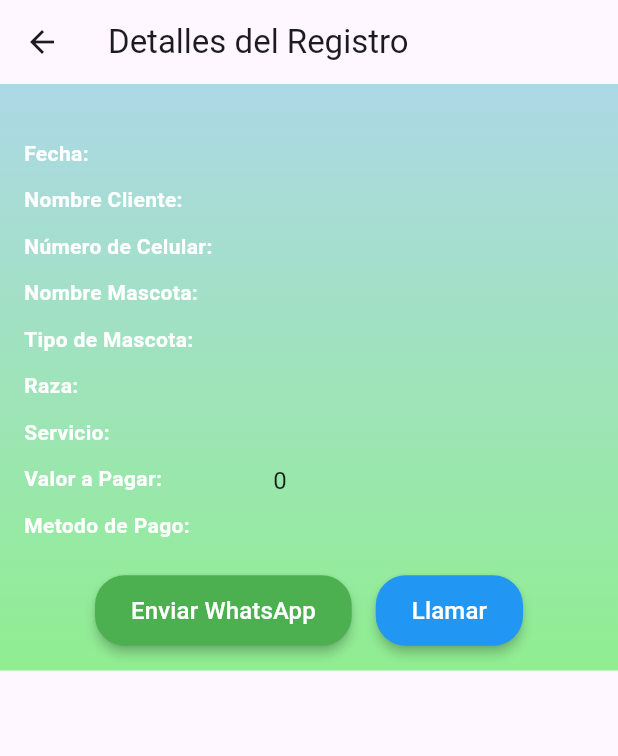
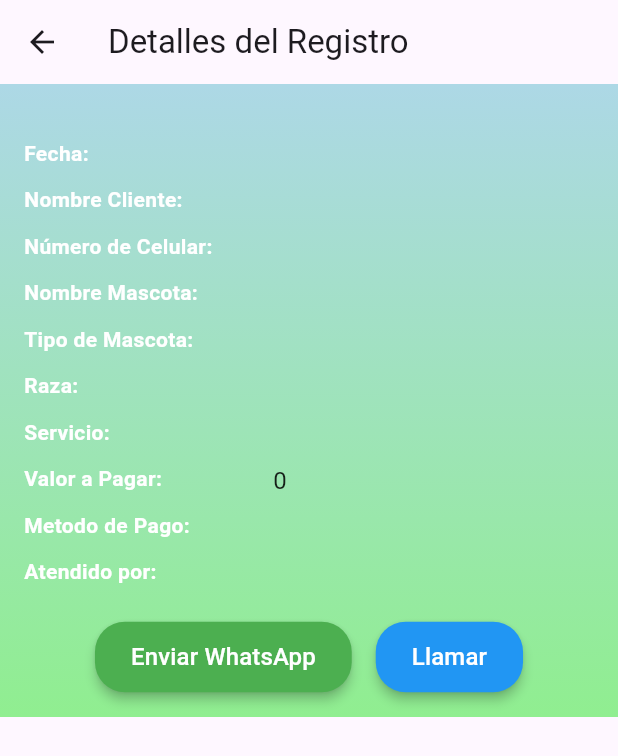
Before and after one commit to leo827/MascotasAuntnticas, a Flutter app: the DetallesPantalla screen opened directly with empty values, on a phone screen of 412 x 824 dp. Shown: the top 756 px of the screen. Run offline on Flutter 3.47's test engine with Material 3 defaults, Android fonts, the phone set to English and light mode, and no system bars; our stand-ins replace cloud_firestore, file_picker, firebase_core, fluttertoast, image_picker, shared_preferences and 2 more; missing offline and left inert: excel, flutter_phone_direct_caller, mailer; accounts and stored records are empty.

Commit message:
Agregando cambios realizados en la interfaz de usuario

```diff
--- a/lib/lib/screens/DetallesPantalla.dart
+++ b/lib/lib/screens/DetallesPantalla.dart
@@ -50,6 +50,7 @@ class DetallesPantalla extends StatelessWidget {
                   'Valor a Pagar', registro['valorAPagar'] ?? ''),
               _buildDetallesItem(
                   'Metodo de Pago', registro['metodoPago'] ?? ''),
+              _buildDetallesItem('Atendido por', registro['atendidoPor'] ?? ''),
               const SizedBox(height: 16),
               Row(
                 mainAxisAlignment: MainAxisAlignment.center,
@@ -59,19 +60,17 @@ class DetallesPantalla extends StatelessWidget {
                         _enviarWhatsApp(registro['numeroCelular'] ?? ''),
                     style: ElevatedButton.styleFrom(
                       foregroundColor: Colors.white,
-                      backgroundColor: Colors.green, // Color del texto
-                      padding: EdgeInsets.symmetric(
-                          vertical: 12, horizontal: 24), // Ajustar el padding
+                      backgroundColor: Colors.green,
+                      padding:
+                          EdgeInsets.symmetric(vertical: 12, horizontal: 24),
                       shape: RoundedRectangleBorder(
-                        borderRadius:
-                            BorderRadius.circular(20), // Bordes redondeados
+                        borderRadius: BorderRadius.circular(20),
                       ),
-                      elevation: 3, // Agregar sombra
+                      elevation: 3,
                     ),
                     child: const Text(
                       'Enviar WhatsApp',
-                      style:
-                          TextStyle(fontSize: 16), // Ajustar tamaño del texto
+                      style: TextStyle(fontSize: 16),
                     ),
                   ),
                   const SizedBox(width: 16),
@@ -80,19 +79,17 @@ class DetallesPantalla extends StatelessWidget {
                         _realizarLlamada(registro['numeroCelular'] ?? ''),
                     style: ElevatedButton.styleFrom(
                       foregroundColor: Colors.white,
-                      backgroundColor: Colors.blue, // Color del texto
-                      padding: EdgeInsets.symmetric(
-                          vertical: 12, horizontal: 24), // Ajustar el padding
+                      backgroundColor: Colors.blue,
+                      padding:
+                          EdgeInsets.symmetric(vertical: 12, horizontal: 24),
                       shape: RoundedRectangleBorder(
-                        borderRadius:
-                            BorderRadius.circular(20), // Bordes redondeados
+                        borderRadius: BorderRadius.circular(20),
                       ),
-                      elevation: 3, // Agregar sombra
+                      elevation: 3,
                     ),
                     child: const Text(
                       'Llamar',
-                      style:
-                          TextStyle(fontSize: 16), // Ajustar tamaño del texto
+                      style: TextStyle(fontSize: 16),
                     ),
                   ),
                 ],
--- a/lib/lib/screens/ExcelExporterCotizaciones.dart
+++ b/lib/lib/screens/ExcelExporterCotizaciones.dart
@@ -66,6 +66,7 @@ class ExcelExporterCotizaciones {
       final message = Message()
         ..from = Address('mascotasautenticas@hotmail.com', 'Mascotas')
         ..recipients.add('gatomieles@gmail.com')
+        ..recipients.add('mascotasautenticas@gmail.com')
         ..subject = 'Cotizaciones Exportadas'
         ..text = 'Adjunto encontrarás el archivo de cotizaciones exportadas.'
         ..attachments.add(FileAttachment(outputFile));
--- a/lib/lib/screens/Menu.dart
+++ b/lib/lib/screens/Menu.dart
@@ -284,7 +284,7 @@ class _MenuState extends State<Menu> {
             ),
             BottomNavigationBarItem(
               icon: Icon(Icons.store),
-              label: 'Tienda',
+              label: 'Boutique',
             ),
             BottomNavigationBarItem(
               icon: Icon(Icons.calendar_today),
```
Also changed, not shown: lib/lib/screens/BoutiquePage.dart (+53 -39 lines), lib/lib/screens/ExcelExporterAppointments.dart (+7 -3 lines), lib/lib/screens/ExcelExporterClientes.dart (+5 -2 lines), lib/lib/screens/NuevaPantalla.dart (+33 -3 lines), lib/lib/utils/SQLHelper.dart (+8 -1 lines), 1 other file.
